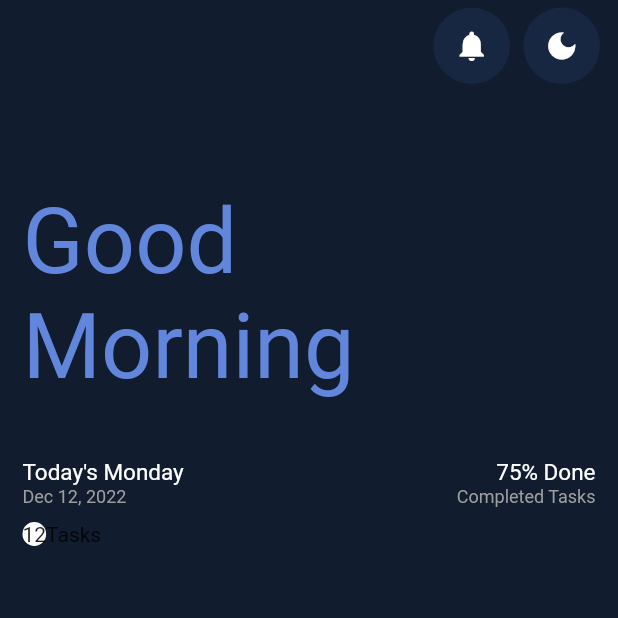
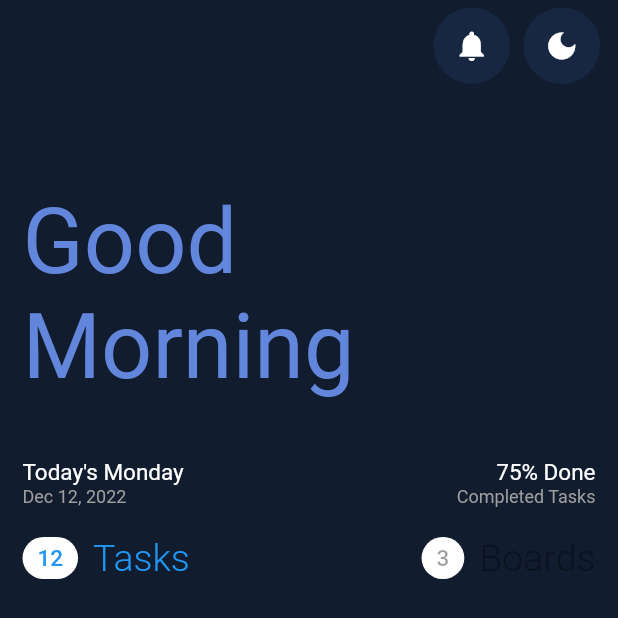
Before and after one commit to SirHurtAlot1/ToDo-mobile-app, a Flutter app: the screen it shows after launch, on a phone screen of 412 x 824 dp. Shown: the top 618 px of the screen. Run offline on Flutter 3.47's test engine with Material 2 defaults, Android fonts, the phone set to English and light mode, and no system bars.

Commit message:
added new folders | new app style system | added switch buttonss for future list of tasks

```diff
--- /dev/null
+++ b/lib/assets/app_colors.dart
@@ -0,0 +1,34 @@
+// ignore_for_file: library_private_types_in_public_api
+
+import 'package:flutter/material.dart';
+
+class AppColors {
+  static _Scaffold scaffold = _Scaffold();
+  static _Appbar appbar = _Appbar();
+  static _GretingsCard gretingsCard = _GretingsCard();
+  static _ButtonWithCounter buttonWithCounter = _ButtonWithCounter();
+}
+
+class _Scaffold {
+  Color background = const Color(0xff111c2f);
+}
+
+class _Appbar {
+  Color buttonBackground = const Color(0xff172741);
+  Color icon = Colors.white;
+}
+
+class _GretingsCard {
+  Color greetingsText = const Color(0xff6286dc);
+  Color weekDayText = Colors.white;
+  Color dateText = Colors.grey;
+  Color donePercentText = Colors.white;
+  Color completedTasksText = Colors.grey;
+}
+
+class _ButtonWithCounter {
+  Color counterTextOnFocus = Colors.black;
+  Color buttonDescTextOnFocus = const Color(0xff6286dc);
+  Color counterTextOffFocus = Colors.grey;
+  Color buttonDescTextOffFocus = Colors.grey;
+}
--- /dev/null
+++ b/lib/assets/app_text_styles.dart
@@ -0,0 +1,23 @@
+// ignore_for_file: library_private_types_in_public_api
+
+import 'package:flutter/material.dart';
+import 'app_colors.dart';
+
+class TextStyles {
+  static _GretingsCard gretingsCard = _GretingsCard();
+}
+
+class _GretingsCard {
+  TextStyle greetingsText = TextStyle(
+      color: AppColors.gretingsCard.greetingsText,
+      fontSize: 60,
+      fontWeight: FontWeight.normal);
+  TextStyle weekDayText =
+      TextStyle(color: AppColors.gretingsCard.weekDayText, fontSize: 15);
+  TextStyle dateText =
+      TextStyle(color: AppColors.gretingsCard.dateText, fontSize: 12);
+  TextStyle donePercentText =
+      TextStyle(color: AppColors.gretingsCard.donePercentText, fontSize: 15);
+  TextStyle completedTasksText =
+      TextStyle(color: AppColors.gretingsCard.completedTasksText, fontSize: 12);
+}
--- a/lib/main.dart
+++ b/lib/main.dart
@@ -1,6 +1,9 @@
 import 'package:flutter/material.dart';
 import 'package:todo/widgets/cirlce_icon_button.dart';
-import 'styles.dart' as styles;
+import 'assets/app_colors.dart';
+import 'views/button_with_counter.dart';
+import 'views/list_switch_panel.dart';
+import 'widgets/greeting_card.dart';
 
 void main() {
   runApp(const ToDo());
@@ -14,28 +17,28 @@ class ToDo extends StatelessWidget {
     return MaterialApp(
       debugShowCheckedModeBanner: false,
       home: Scaffold(
-        backgroundColor: styles.mainBackgroundColor,
+        backgroundColor: AppColors.scaffold.background,
         extendBodyBehindAppBar: false,
         appBar: AppBar(
           backgroundColor: Colors.transparent,
           elevation: 0,
-          actions: const [
+          actions: [
             Padding(
-              padding: EdgeInsets.only(top: 5),
+              padding: const EdgeInsets.only(top: 5),
               child: CircleIconButton(
                 iconData: Icons.notifications,
                 borderRadius: 30,
-                backgroundColor: styles.appbarButtonBackgroundColor,
-                iconColor: styles.appbarIconColor,
+                backgroundColor: AppColors.appbar.buttonBackground,
+                iconColor: AppColors.appbar.icon,
               ),
             ),
             Padding(
-              padding: EdgeInsets.only(top: 5, right: 7.5),
+              padding: const EdgeInsets.only(top: 5, right: 7.5),
               child: CircleIconButton(
                 iconData: Icons.dark_mode,
                 borderRadius: 30,
-                backgroundColor: styles.appbarButtonBackgroundColor,
-                iconColor: styles.appbarIconColor,
+                backgroundColor: AppColors.appbar.buttonBackground,
+                iconColor: AppColors.appbar.icon,
               ),
             )
           ],
@@ -44,68 +47,10 @@ class ToDo extends StatelessWidget {
           padding: const EdgeInsets.symmetric(horizontal: 15),
           child: Column(
             children: [
-              Container(
-                  alignment: Alignment.centerLeft,
-                  margin: const EdgeInsets.only(top: 70),
-                  child: const Text(
-                    'Good\nMorning',
-                    style: styles.greetingsTextStyle,
-                  )),
-              Padding(
-                padding: const EdgeInsets.only(top: 40),
-                child: Row(
-                  mainAxisAlignment: MainAxisAlignment.spaceBetween,
-                  children: [
-                    Column(
-                      crossAxisAlignment: CrossAxisAlignment.start,
-                      children: const [
-                        Text(
-                          "Today's Monday",
-                          style: styles.mainInformationTextStyle,
-                        ),
-                        Text(
-                          'Dec 12, 2022',
-                          style: styles.secondInformationTextStyle,
-                        )
-                      ],
-                    ),
-                    Column(
-                      crossAxisAlignment: CrossAxisAlignment.end,
-                      children: const [
-                        Text(
-                          '75% Done',
-                          style: styles.mainInformationTextStyle,
-                        ),
-                        Text(
-                          'Completed Tasks',
-                          style: styles.secondInformationTextStyle,
-                        )
-                      ],
-                    )
-                  ],
-                ),
-              ),
+              const GreetingsCard(),
               Padding(
                 padding: const EdgeInsets.only(top: 10),
-                child: Row(
-                  children: [
-                    Column(
-                      children: [
-                        Row(
-                          children: [
-                            Container(
-                                decoration: BoxDecoration(
-                                    borderRadius: BorderRadius.circular(10),
-                                    color: Colors.white),
-                                child: const Text('12')),
-                            const Text('Tasks')
-                          ],
-                        )
-                      ],
-                    ),
-                    Column()
-                  ],
-                ),
+                child: ListSwitchPanel(),
               )
             ],
           ),
--- a/lib/styles.dart
+++ /dev/null
@@ -1,19 +0,0 @@
-import 'package:flutter/material.dart';
-
-// Colors
-const Color mainBackgroundColor = Color(0xff111c2f);
-const Color appbarButtonBackgroundColor = Color(0xff172741);
-const Color appbarIconColor = Colors.white;
-const Color greetingsTextColor = Color(0xff6286dc);
-const Color mainInformationTextColor = Colors.white;
-const Color secondInfromationTextColor = Colors.grey;
-const Color sortPanelOnFocusTextColor = Color(0xff385391);
-const Color sortPanelOffFocusTextColor = Colors.grey;
-
-// TextStyles
-const TextStyle greetingsTextStyle = TextStyle(
-    color: greetingsTextColor, fontSize: 60, fontWeight: FontWeight.normal);
-const TextStyle mainInformationTextStyle =
-    TextStyle(color: mainInformationTextColor, fontSize: 15);
-const TextStyle secondInformationTextStyle =
-    TextStyle(color: secondInfromationTextColor, fontSize: 12);
--- /dev/null
+++ b/lib/views/button_with_counter.dart
@@ -0,0 +1,61 @@
+import 'package:flutter/gestures.dart';
+import 'package:flutter/material.dart';
+
+import '../assets/app_colors.dart';
+
+class ButtonWithCounter extends StatefulWidget {
+  final String buttonText;
+  final int counterData;
+  VoidCallback onTap;
+  bool isDisabled = true;
+
+  ButtonWithCounter(
+      {Key? key,
+      required this.buttonText,
+      required this.counterData,
+      required this.onTap})
+      : super(key: key);
+
+  @override
+  State<ButtonWithCounter> createState() => _ButtonWithCounterState();
+}
+
+class _ButtonWithCounterState extends State<ButtonWithCounter> {
+  @override
+  Widget build(BuildContext context) {
+    return Row(
+      children: [
+        Container(
+            decoration: BoxDecoration(
+                border: Border.all(
+                    color: widget.isDisabled ? Colors.white : Colors.grey),
+                borderRadius: BorderRadius.circular(30),
+                color: widget.isDisabled ? Colors.white : Colors.transparent),
+            child: Padding(
+              padding: const EdgeInsets.symmetric(vertical: 5, horizontal: 10),
+              child: Text(
+                widget.counterData.toString(),
+                style: TextStyle(
+                    fontSize: 15,
+                    color: widget.isDisabled
+                        ? AppColors.buttonWithCounter.counterTextOnFocus
+                        : AppColors.buttonWithCounter.counterTextOffFocus),
+              ),
+            )),
+        Padding(
+          padding: const EdgeInsets.only(left: 10),
+          child: RichText(
+              text: TextSpan(
+                  text: widget.buttonText,
+                  style: TextStyle(
+                      fontSize: 30,
+                      fontWeight: FontWeight.w300,
+                      color: widget.isDisabled
+                          ? AppColors.buttonWithCounter.buttonDescTextOnFocus
+                          : AppColors.buttonWithCounter.buttonDescTextOffFocus),
+                  recognizer: TapGestureRecognizer()..onTap = widget.onTap)),
+        )
+      ],
+    );
+  }
+}
--- /dev/null
+++ b/lib/views/list_switch_panel.dart
@@ -0,0 +1,102 @@
+import 'package:flutter/material.dart';
+
+class ListSwitchPanel extends StatefulWidget {
+  const ListSwitchPanel({
+    Key? key,
+  }) : super(key: key);
+
+  @override
+  State<ListSwitchPanel> createState() => _ListSwitchPanelState();
+}
+
+class _ListSwitchPanelState extends State<ListSwitchPanel> {
+  bool taskBtnEnabled = true;
+  bool boardsBtnEnabled = false;
+  @override
+  Widget build(BuildContext context) {
+    return Row(
+      mainAxisAlignment: MainAxisAlignment.spaceBetween,
+      children: [
+        Column(
+          children: [
+            TextButton(
+              style: TextButton.styleFrom(padding: EdgeInsets.zero),
+              onPressed: taskBtnEnabled
+                  ? (() {
+                      setState(() {
+                        taskBtnEnabled = false;
+                        boardsBtnEnabled = true;
+                      });
+                    })
+                  : null,
+              child: Row(
+                mainAxisAlignment: MainAxisAlignment.spaceBetween,
+                children: [
+                  Container(
+                      decoration: BoxDecoration(
+                          borderRadius: BorderRadius.circular(20),
+                          color: Colors.white),
+                      child: const Padding(
+                        padding:
+                            EdgeInsets.symmetric(horizontal: 10, vertical: 5),
+                        child: Text(
+                          '12',
+                          style: TextStyle(fontSize: 15),
+                        ),
+                      )),
+                  const Padding(
+                    padding: EdgeInsets.only(left: 10),
+                    child: Text(
+                      'Tasks',
+                      style:
+                          TextStyle(fontSize: 25, fontWeight: FontWeight.w300),
+                    ),
+                  ),
+                ],
+              ),
+            ),
+          ],
+        ),
+        Column(
+          children: [
+            TextButton(
+              style: TextButton.styleFrom(padding: EdgeInsets.zero),
+              onPressed: boardsBtnEnabled
+                  ? (() {
+                      setState(() {
+                        taskBtnEnabled = true;
+                        boardsBtnEnabled = false;
+                      });
+                    })
+                  : null,
+              child: Row(
+                children: [
+                  Container(
+                      decoration: const BoxDecoration(
+                          borderRadius: BorderRadius.all(Radius.circular(20)),
+                          color: Colors.white),
+                      child: const Padding(
+                        padding:
+                            EdgeInsets.symmetric(vertical: 5, horizontal: 10),
+                        child: Text(
+                          '3',
+                          style: TextStyle(fontSize: 15),
+                        ),
+                      )),
+                  const Padding(
+                    padding: EdgeInsets.only(left: 10),
+                    child: Text(
+                      'Boards',
+                      style:
+                          TextStyle(fontSize: 25, fontWeight: FontWeight.w300),
+                    ),
+                  ),
+                ],
+              ),
+            ),
+          ],
+        )
+      ],
+    );
+  }
+}
--- /dev/null
+++ b/lib/widgets/greeting_card.dart
@@ -0,0 +1,57 @@
+import 'package:flutter/material.dart';
+import 'package:todo/assets/app_text_styles.dart';
+
+class GreetingsCard extends StatelessWidget {
+  const GreetingsCard({
+    Key? key,
+  }) : super(key: key);
+
+  @override
+  Widget build(BuildContext context) {
+    return Column(
+      children: [
+        Container(
+            alignment: Alignment.centerLeft,
+            margin: const EdgeInsets.only(top: 70),
+            child: Text(
+              'Good\nMorning',
+              style: TextStyles.gretingsCard.greetingsText,
+            )),
+        Padding(
+          padding: const EdgeInsets.only(top: 40),
+          child: Row(
+            mainAxisAlignment: MainAxisAlignment.spaceBetween,
+            children: [
+              Column(
+                crossAxisAlignment: CrossAxisAlignment.start,
+                children: [
+                  Text(
+                    "Today's Monday",
+                    style: TextStyles.gretingsCard.weekDayText,
+                  ),
+                  Text(
+                    'Dec 12, 2022',
+                    style: TextStyles.gretingsCard.dateText,
+                  )
+                ],
+              ),
+              Column(
+                crossAxisAlignment: CrossAxisAlignment.end,
+                children: [
+                  Text(
+                    '75% Done',
+                    style: TextStyles.gretingsCard.donePercentText,
+                  ),
+                  Text(
+                    'Completed Tasks',
+                    style: TextStyles.gretingsCard.completedTasksText,
+                  )
+                ],
+              )
+            ],
+          ),
+        ),
+      ],
+    );
+  }
+}
```
